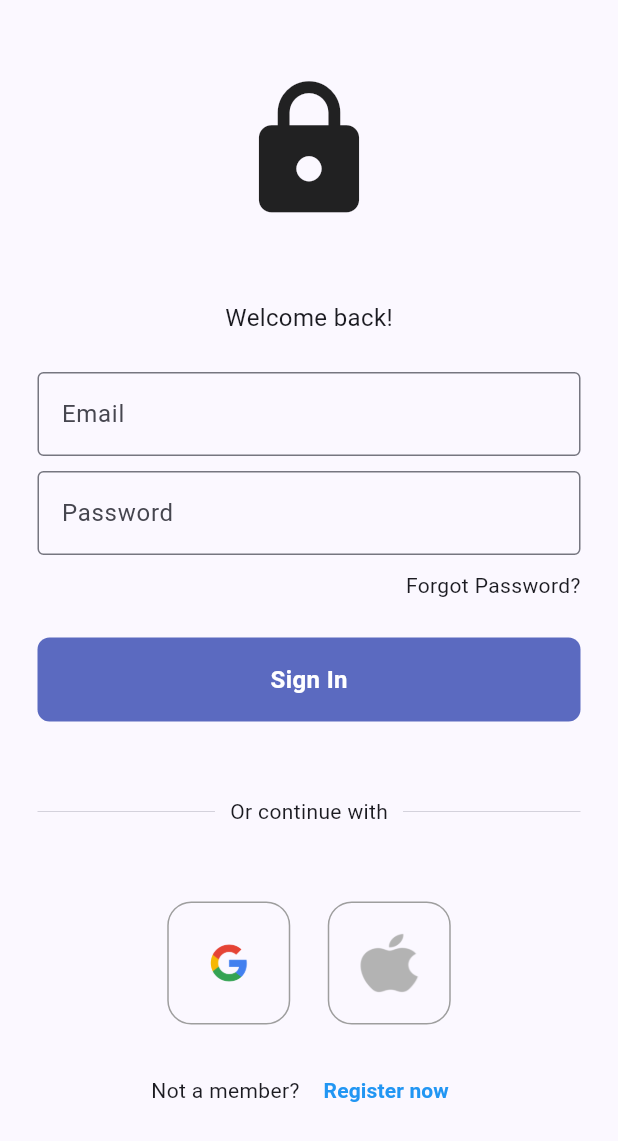
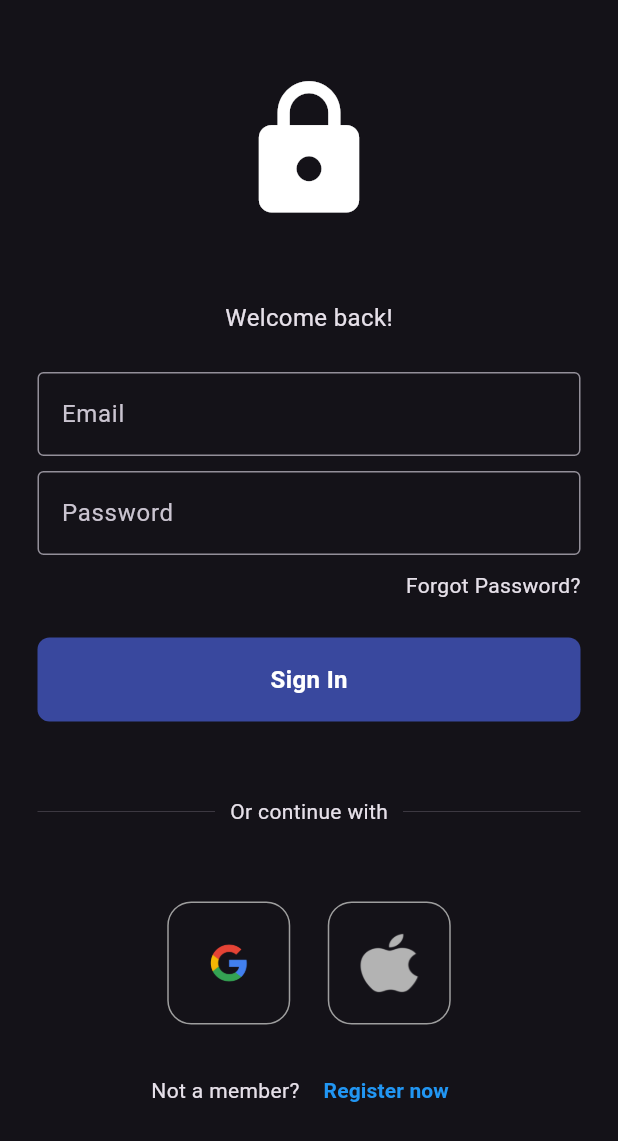
Before and after one commit to happyhour112/SmartSpaceApp, a Flutter app: the screen it shows after launch, on a phone screen of 412 x 824 dp. Shown: the top 1141 px of the screen. Run offline on Flutter 3.47's test engine with Material 3 defaults, Android fonts, the phone set to English and light mode, and no system bars; our stand-ins replace cloud_firestore, firebase_auth, firebase_core; accounts and stored records are empty.

```diff
--- a/lib/main.dart
+++ b/lib/main.dart
@@ -31,6 +31,7 @@ class SmartSpaceApp extends StatelessWidget {
           useMaterial3: true,
         ),
         darkTheme: ThemeData.dark(),
+        themeMode: ThemeMode.dark,
         home: const AuthGate(),
       ),
     );
--- a/lib/screens/auth/login_screen.dart
+++ b/lib/screens/auth/login_screen.dart
@@ -62,10 +62,6 @@ class _LoginScreenState extends State<LoginScreen> {
         email: emailController.text.trim(),
         password: passwordController.text.trim(),
       );
-
-      // No manual navigation is needed.
-      // AuthGate listens to FirebaseAuth authStateChanges()
-      // and will automatically show DashboardScreen after login.
     } on FirebaseAuthException catch (e) {
       showErrorMessage(e.message ?? 'Incorrect email or password.');
     } finally {
--- a/lib/screens/auth/register_screen.dart
+++ b/lib/screens/auth/register_screen.dart
@@ -94,9 +94,6 @@ class _RegisterScreenState extends State<RegisterScreen> {
         'createdAt': FieldValue.serverTimestamp(),
         'updatedAt': FieldValue.serverTimestamp(),
       });
-
-      // No manual navigation is needed.
-      // AuthGate detects the logged-in Firebase user and opens DashboardScreen.
     } on FirebaseAuthException catch (e) {
       showMessage('Registration Failed', e.message ?? 'Registration failed.');
     } finally {
```
Also changed, not shown: lib/screens/dashboard_screen.dart (+0 -24 lines), lib/services/sensor_simulator_service.dart (+18 -6 lines).
